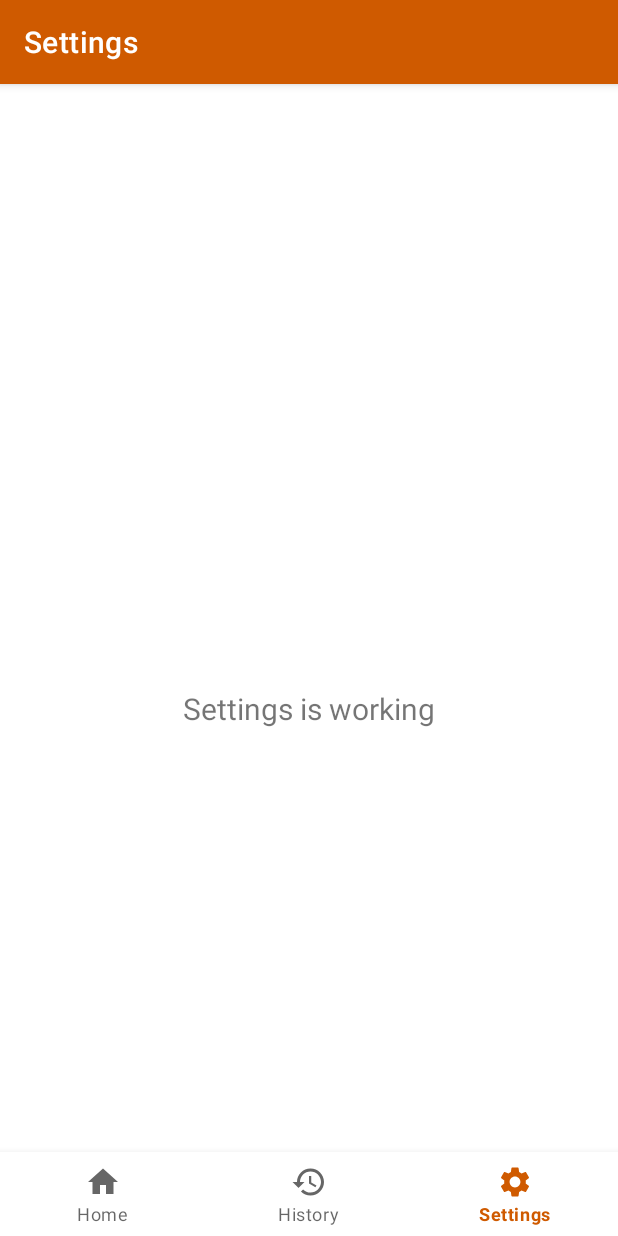
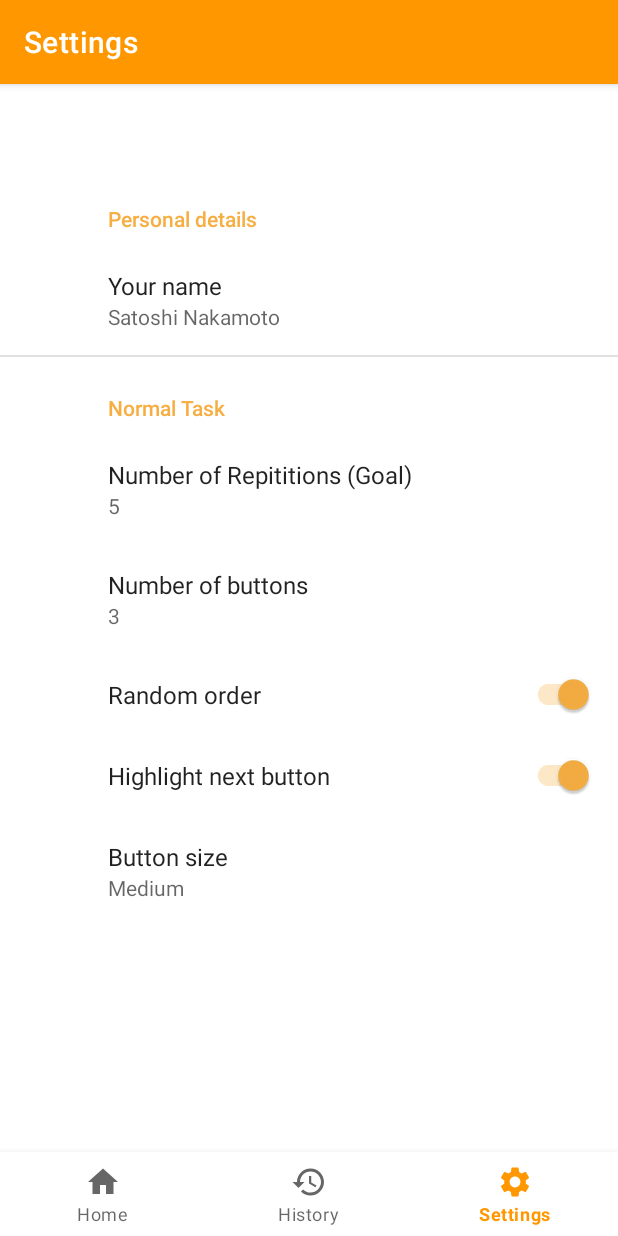
Before and after one commit to JohannesNicholas/UTAS-KIT305-StrokeRehab, an Android app: the SettingsFragment screen opened through its navigation route, on a phone screen of 412 x 824 dp. Run offline under Robolectric (Android 15) with nearby library versions, the phone set to English and light mode, and no system bars; our stand-ins replace androidx.preference, navigation-ui.

Commit message:
Can now set settings (However, not used yet) And refactored some names

```diff
--- a/app/build.gradle
+++ b/app/build.gradle
@@ -46,6 +46,7 @@ dependencies {
     implementation 'androidx.navigation:navigation-fragment-ktx:2.3.5'
     implementation 'androidx.navigation:navigation-ui-ktx:2.3.5'
     implementation 'com.google.firebase:firebase-firestore-ktx:24.0.0'
+    implementation 'androidx.preference:preference:1.1.1'
     testImplementation 'junit:junit:4.13.2'
     androidTestImplementation 'androidx.test.ext:junit:1.1.3'
     androidTestImplementation 'androidx.test.espresso:espresso-core:3.4.0'
--- a/app/src/main/java/au/edu/utas/joeyn/strokerehab/ui/NormalGame.kt
+++ b/app/src/main/java/au/edu/utas/joeyn/strokerehab/ui/NormalGame.kt
@@ -1,6 +1,7 @@
 package au.edu.utas.joeyn.strokerehab.ui
 
 import android.content.ContentValues.TAG
+import android.content.Context
 import android.icu.text.SimpleDateFormat
 import androidx.appcompat.app.AppCompatActivity
 import android.os.Bundle
@@ -15,13 +16,12 @@ import au.edu.utas.joeyn.strokerehab.databinding.ActivityNormalGameBinding
 import com.google.firebase.Timestamp
 import com.google.firebase.firestore.ktx.firestore
 import com.google.firebase.ktx.Firebase
-import java.time.LocalDateTime
 import java.util.*
 
 class NormalGame : AppCompatActivity() {
 
     private val numberOfButtons = 3
-    private val numberOfRounds = 5
+    private var numberOfRounds = 5
 
     val db = Firebase.firestore
     private lateinit var documentID : String
@@ -50,11 +50,16 @@ class NormalGame : AppCompatActivity() {
         documentID = SimpleDateFormat("yyyy-MM-dd HH:mm:ss", Locale.ENGLISH).format(Date())
         recordData = Record(title = "Normal - $numberOfRounds reps - $numberOfButtons buttons", messages = mutableListOf())
 
+
+
         for (btn in buttons){
             btn.setOnClickListener {
                 buttonPressed(btn.text.toString().toInt())
             }
         }
+
+
+
         newRound()
         setContentView(ui.root)
 
@@ -156,7 +161,7 @@ class NormalGame : AppCompatActivity() {
                 button.setBackgroundColor( getColor(R.color.orange_main) )
             }
             else {
-                button.setBackgroundColor( getColor(R.color.gray_light) )
+                button.setBackgroundColor( getColor(R.color.not_button_grey) )
             }
         }
     }
--- a/app/src/main/java/au/edu/utas/joeyn/strokerehab/ui/dashboard/HistoryFragment.kt
+++ b/app/src/main/java/au/edu/utas/joeyn/strokerehab/ui/history/HistoryFragment.kt
@@ -1,4 +1,4 @@
-package au.edu.utas.joeyn.strokerehab.ui.dashboard
+package au.edu.utas.joeyn.strokerehab.ui.history
 
 import android.os.Bundle
 import android.view.LayoutInflater
--- a/app/src/main/java/au/edu/utas/joeyn/strokerehab/ui/notifications/SettingsFragment.kt
+++ /dev/null
@@ -1,38 +0,0 @@
-package au.edu.utas.joeyn.strokerehab.ui.notifications
-
-import android.os.Bundle
-import android.view.LayoutInflater
-import android.view.View
-import android.view.ViewGroup
-import android.widget.TextView
-import androidx.fragment.app.Fragment
-import androidx.lifecycle.ViewModelProvider
-import au.edu.utas.joeyn.strokerehab.databinding.FragmentSettingsBinding
-
-class SettingsFragment : Fragment() {
-
-    private var _binding: FragmentSettingsBinding? = null
-
-    // This property is only valid between onCreateView and
-    // onDestroyView.
-    private val binding get() = _binding!!
-
-    override fun onCreateView(
-        inflater: LayoutInflater,
-        container: ViewGroup?,
-        savedInstanceState: Bundle?
-    ): View {
-
-        _binding = FragmentSettingsBinding.inflate(inflater, container, false)
-        val root: View = binding.root
-
-        val textView: TextView = binding.textNotifications
-        textView.text = "Settings is working"
-        return root
-    }
-
-    override fun onDestroyView() {
-        super.onDestroyView()
-        _binding = null
-    }
-}
--- /dev/null
+++ b/app/src/main/java/au/edu/utas/joeyn/strokerehab/ui/settings/SettingsFragment.kt
@@ -0,0 +1,26 @@
+package au.edu.utas.joeyn.strokerehab.ui.settings
+
+import android.os.Bundle
+import android.text.InputType
+import androidx.preference.EditTextPreference
+import androidx.preference.PreferenceFragmentCompat
+import au.edu.utas.joeyn.strokerehab.R
+
+class SettingsFragment : PreferenceFragmentCompat() {
+
+    override fun onCreatePreferences(savedInstanceState: Bundle?, rootKey: String?) {
+
+
+        setPreferencesFromResource(R.xml.root_preferences, rootKey)
+
+        //set numbers only for these preferences
+        findPreference<EditTextPreference>("normal_task_reps")?.setOnBindEditTextListener { editText ->
+            editText.inputType = InputType.TYPE_CLASS_NUMBER
+        }
+
+        findPreference<EditTextPreference>("normal_task_buttons")?.setOnBindEditTextListener { editText ->
+            editText.inputType = InputType.TYPE_CLASS_NUMBER
+        }
+
+    }
+}
--- a/app/src/main/res/layout/activity_main.xml
+++ b/app/src/main/res/layout/activity_main.xml
@@ -1,7 +1,6 @@
 <?xml version="1.0" encoding="utf-8"?>
 <androidx.constraintlayout.widget.ConstraintLayout xmlns:android="http://schemas.android.com/apk/res/android"
     xmlns:app="http://schemas.android.com/apk/res-auto"
-    android:id="@+id/container"
     android:layout_width="match_parent"
     android:layout_height="match_parent"
     android:paddingTop="?attr/actionBarSize">
--- a/app/src/main/res/layout/fragment_history.xml
+++ b/app/src/main/res/layout/fragment_history.xml
@@ -4,10 +4,10 @@
     xmlns:tools="http://schemas.android.com/tools"
     android:layout_width="match_parent"
     android:layout_height="match_parent"
-    tools:context=".ui.dashboard.HistoryFragment">
+    tools:context=".ui.history.HistoryFragment">
 
     <TextView
-        android:id="@+id/text_dashboard"
+        android:id="@+id/textDashboard"
         android:layout_width="match_parent"
         android:layout_height="wrap_content"
         android:layout_marginStart="8dp"
--- a/app/src/main/res/layout/fragment_home.xml
+++ b/app/src/main/res/layout/fragment_home.xml
@@ -26,7 +26,6 @@
             android:orientation="vertical">
 
             <TextView
-                android:id="@+id/textView2"
                 android:layout_width="match_parent"
                 android:layout_height="wrap_content"
                 android:text="🏆 Exercise with goals"
@@ -40,7 +39,6 @@
                 android:textSize="14sp" />
 
             <Button
-                android:id="@+id/sliderTaskButton"
                 android:layout_width="match_parent"
                 android:layout_height="64dp"
                 android:text="Slider Task" />
--- a/app/src/main/res/layout/fragment_settings.xml
+++ /dev/null
@@ -1,22 +0,0 @@
-<?xml version="1.0" encoding="utf-8"?>
-<androidx.constraintlayout.widget.ConstraintLayout xmlns:android="http://schemas.android.com/apk/res/android"
-    xmlns:app="http://schemas.android.com/apk/res-auto"
-    xmlns:tools="http://schemas.android.com/tools"
-    android:layout_width="match_parent"
-    android:layout_height="match_parent"
-    tools:context=".ui.notifications.SettingsFragment">
-
-    <TextView
-        android:id="@+id/text_notifications"
-        android:layout_width="match_parent"
-        android:layout_height="wrap_content"
-        android:layout_marginStart="8dp"
-        android:layout_marginTop="8dp"
-        android:layout_marginEnd="8dp"
-        android:textAlignment="center"
-        android:textSize="20sp"
-        app:layout_constraintBottom_toBottomOf="parent"
-        app:layout_constraintEnd_toEndOf="parent"
-        app:layout_constraintStart_toStartOf="parent"
-        app:layout_constraintTop_toTopOf="parent" />
-</androidx.constraintlayout.widget.ConstraintLayout>
--- a/app/src/main/res/navigation/mobile_navigation.xml
+++ b/app/src/main/res/navigation/mobile_navigation.xml
@@ -2,7 +2,6 @@
 <navigation xmlns:android="http://schemas.android.com/apk/res/android"
     xmlns:app="http://schemas.android.com/apk/res-auto"
     xmlns:tools="http://schemas.android.com/tools"
-    android:id="@+id/mobile_navigation"
     app:startDestination="@+id/navigation_home">
 
     <fragment
@@ -13,13 +12,13 @@
 
     <fragment
         android:id="@+id/navigation_history"
-        android:name="au.edu.utas.joeyn.strokerehab.ui.dashboard.HistoryFragment"
+        android:name="au.edu.utas.joeyn.strokerehab.ui.history.HistoryFragment"
         android:label="@string/title_history"
         tools:layout="@layout/fragment_history" />
 
     <fragment
         android:id="@+id/navigation_settings"
-        android:name="au.edu.utas.joeyn.strokerehab.ui.notifications.SettingsFragment"
+        android:name="au.edu.utas.joeyn.strokerehab.ui.settings.SettingsFragment"
         android:label="@string/title_settings"
-        tools:layout="@layout/fragment_settings" />
+        tools:layout="@xml/root_preferences" />
 </navigation>
--- a/app/src/main/res/values-night/themes.xml
+++ b/app/src/main/res/values-night/themes.xml
@@ -3,11 +3,11 @@
     <style name="Theme.StrokeRehab" parent="Theme.MaterialComponents.DayNight.DarkActionBar">
         <!-- Primary brand color. -->
         <item name="colorPrimary">@color/orange_main</item>
-        <item name="colorPrimaryVariant">@color/orange_red</item>
+        <item name="colorPrimaryVariant">@color/orange_main</item>
         <item name="colorOnPrimary">@color/black</item>
         <!-- Secondary brand color. -->
-        <item name="colorSecondary">@color/gray_light</item>
-        <item name="colorSecondaryVariant">@color/gray_light</item>
+        <item name="colorSecondary">@color/orange_light</item>
+        <item name="colorSecondaryVariant">@color/orange_light</item>
         <item name="colorOnSecondary">@color/black</item>
         <!-- Status bar color. -->
         <item name="android:statusBarColor" tools:targetApi="l">?attr/colorPrimaryVariant</item>
--- /dev/null
+++ b/app/src/main/res/values/arrays.xml
@@ -0,0 +1,16 @@
+<resources>
+
+    <string-array name="size_entries">
+        <item>Small</item>
+        <item>Medium</item>
+        <item>Large</item>
+        <item>Extra Large</item>
+    </string-array>
+
+    <string-array name="size_values">
+        <item>S</item>
+        <item>M</item>
+        <item>L</item>
+        <item>XL</item>
+    </string-array>
+</resources>
--- a/app/src/main/res/values/colors.xml
+++ b/app/src/main/res/values/colors.xml
@@ -1,10 +1,8 @@
 <?xml version="1.0" encoding="utf-8"?>
 <resources>
     <color name="orange_main">#FF9800</color>
-    <color name="orange_dark">#CF5A00</color>
-    <color name="orange_red">#FF5722</color>
-    <color name="gray_light">#7C7C7C</color>
-    <color name="gray_dark">#4A4A4A</color>
+    <color name="orange_light">#F6AE42</color>
+    <color name="not_button_grey">#7C7C7C</color>
     <color name="black">#FF000000</color>
     <color name="white">#FFFFFFFF</color>
 </resources>
--- a/app/src/main/res/values/dimens.xml
+++ b/app/src/main/res/values/dimens.xml
@@ -1,5 +1,3 @@
 <resources>
     <!-- Default screen margins, per the Android Design guidelines. -->
-    <dimen name="activity_horizontal_margin">16dp</dimen>
-    <dimen name="activity_vertical_margin">16dp</dimen>
 </resources>
--- a/app/src/main/res/values/strings.xml
+++ b/app/src/main/res/values/strings.xml
@@ -3,4 +3,17 @@
     <string name="title_home">Home</string>
     <string name="title_history">History</string>
     <string name="title_settings">Settings</string>
+    <!-- Preference Titles -->
+
+    <!-- Messages Preferences -->
+
+    <!-- Sync Preferences -->
+    <string name="your_name">Your name</string>
+    <string name="personal_details">Personal details</string>
+    <string name="normal_task">Normal Task</string>
+    <string name="Number_of_reps">Number of Repititions (Goal)</string>
+    <string name="Number_of_btns">Number of buttons</string>
+    <string name="random_order">Random order</string>
+    <string name="highlight_next_btn">Highlight next button</string>
+    <string name="btn_size">Button size</string>
 </resources>
--- a/app/src/main/res/values/themes.xml
+++ b/app/src/main/res/values/themes.xml
@@ -2,12 +2,12 @@
     <!-- Base application theme. -->
     <style name="Theme.StrokeRehab" parent="Theme.MaterialComponents.DayNight.DarkActionBar">
         <!-- Primary brand color. -->
-        <item name="colorPrimary">@color/orange_dark</item>
-        <item name="colorPrimaryVariant">@color/orange_red</item>
+        <item name="colorPrimary">@color/orange_main</item>
+        <item name="colorPrimaryVariant">@color/orange_main</item>
         <item name="colorOnPrimary">@color/white</item>
         <!-- Secondary brand color. -->
-        <item name="colorSecondary">@color/gray_light</item>
-        <item name="colorSecondaryVariant">@color/gray_dark</item>
+        <item name="colorSecondary">@color/orange_light</item>
+        <item name="colorSecondaryVariant">@color/orange_light</item>
         <item name="colorOnSecondary">@color/black</item>
         <!-- Status bar color. -->
         <item name="android:statusBarColor" tools:targetApi="l">?attr/colorPrimaryVariant</item>
--- /dev/null
+++ b/app/src/main/res/xml/root_preferences.xml
@@ -0,0 +1,60 @@
+<PreferenceScreen xmlns:android="http://schemas.android.com/apk/res/android"
+    xmlns:app="http://schemas.android.com/apk/res-auto">
+
+    <PreferenceCategory app:title="@string/personal_details">
+
+        <EditTextPreference
+            app:defaultValue="Satoshi Nakamoto"
+            app:key="name"
+            app:title="@string/your_name"
+            app:useSimpleSummaryProvider="true" />
+
+
+
+    </PreferenceCategory>
+
+    <PreferenceCategory app:title="@string/normal_task">
+
+        <EditTextPreference
+            android:key="normal_task_reps"
+            android:selectAllOnFocus="true"
+            android:singleLine="true"
+            android:title="@string/Number_of_reps"
+            android:inputType="numberDecimal"
+            app:defaultValue="5"
+
+            app:useSimpleSummaryProvider="true"/>
+
+        <EditTextPreference
+            android:key="normal_task_buttons"
+            android:selectAllOnFocus="true"
+            android:inputType="number"
+            android:singleLine="true"
+            android:title="@string/Number_of_btns"
+            app:defaultValue="3"
+            app:useSimpleSummaryProvider="true"/>
+
+
+        <SwitchPreferenceCompat
+            app:defaultValue="true"
+            app:key="normal_task_random"
+            app:title="@string/random_order"
+            app:useSimpleSummaryProvider="true"/>
+
+        <SwitchPreferenceCompat
+            app:defaultValue="true"
+            app:key="normal_task_highlight"
+            app:title="@string/highlight_next_btn" />
+
+
+                <ListPreference
+                    app:defaultValue="M"
+                    app:entries="@array/size_entries"
+                    app:entryValues="@array/size_values"
+                    app:key="normal_task_size"
+                    app:title="@string/btn_size"
+                    app:useSimpleSummaryProvider="true" />
+
+    </PreferenceCategory>
+
+</PreferenceScreen>
```
